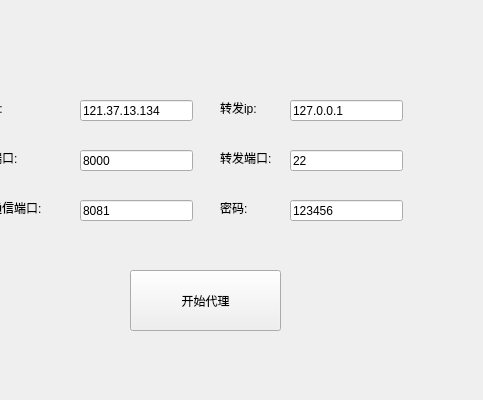
Qt form proxyGUI/mainwindow.ui (qgjyf2001/cppproxy) before a commit; both pictures show x 120 to 603 and y 0 to 400 of the 960 by 400 pixel window.
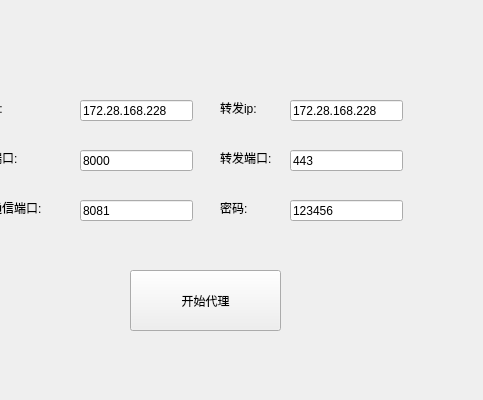
The same form after that commit.

What changed in the file:
```diff
--- a/proxyGUI/mainwindow.ui
+++ b/proxyGUI/mainwindow.ui
@@ -89,7 +89,7 @@
      </rect>
     </property>
     <property name="text">
-     <string>121.37.13.134</string>
+     <string>172.28.168.228</string>
     </property>
    </widget>
    <widget class="QLineEdit" name="remoteProxyPort">
@@ -128,7 +128,7 @@
      </rect>
     </property>
     <property name="text">
-     <string>127.0.0.1</string>
+     <string>172.28.168.228</string>
     </property>
    </widget>
    <widget class="QLineEdit" name="forwardPort">
@@ -141,7 +141,7 @@
      </rect>
     </property>
     <property name="text">
-     <string>22</string>
+     <string>443</string>
     </property>
    </widget>
    <widget class="QPushButton" name="pushButton">
```
